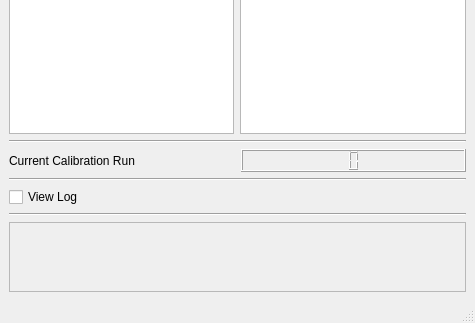
Above: views/mainVIew.ui from Namisens/inline-gui-linear before the change; both pictures show x 0 to 475 and y 354 to 677 of the 475 by 677 pixel window. Below: the same form after it.
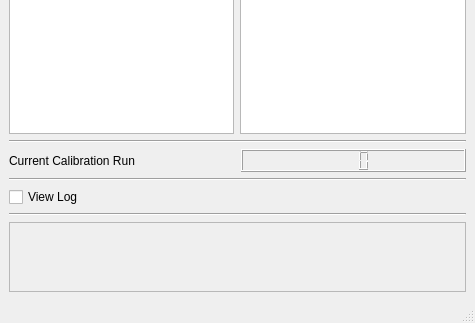
That is the form after the change.

Diff of the .ui file:
```diff
--- a/views/mainVIew.ui
+++ b/views/mainVIew.ui
@@ -783,7 +783,7 @@
       <item>
        <widget class="QLCDNumber" name="sweepNumberLCD">
         <property name="digitCount">
-         <number>1</number>
+         <number>3</number>
         </property>
        </widget>
       </item>
```
